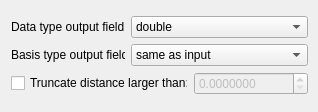
The window that src/Interface/Modules/Fields/calculatedistancetofieldboundary.ui (SCIInstitute/SCIRun) describes before a commit, drawn with Qt 5.
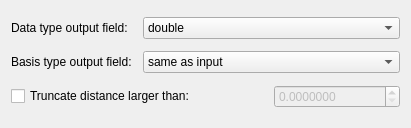
The same window after the commit.

Commit message: Fixing layouts for hi-dpi improvement

```diff
--- a/src/Interface/Modules/Fields/calculatedistancetofieldboundary.ui
+++ b/src/Interface/Modules/Fields/calculatedistancetofieldboundary.ui
@@ -6,21 +6,19 @@
    <rect>
     <x>0</x>
     <y>0</y>
-    <width>318</width>
-    <height>112</height>
+    <width>411</width>
+    <height>128</height>
    </rect>
   </property>
   <property name="minimumSize">
    <size>
-    <width>318</width>
-    <height>112</height>
+    <width>411</width>
+    <height>123</height>
    </size>
   </property>
   <property name="windowTitle">
    <string>CalculateDistanceToFieldBoundary</string>
   </property>
-  <layout class="QGridLayout" name="gridLayout_2">
-   <item row="0" column="0">
     <layout class="QGridLayout" name="gridLayout">
      <item row="0" column="0">
       <widget class="QLabel" name="label">
@@ -130,8 +128,6 @@
         <double>1000000000.000000000000000</double>
        </property>
       </widget>
-     </item>
-    </layout>
    </item>
   </layout>
  </widget>
```
Lines whose indentation alone changed are shown as unchanged. The commit also changes 13 other files.
